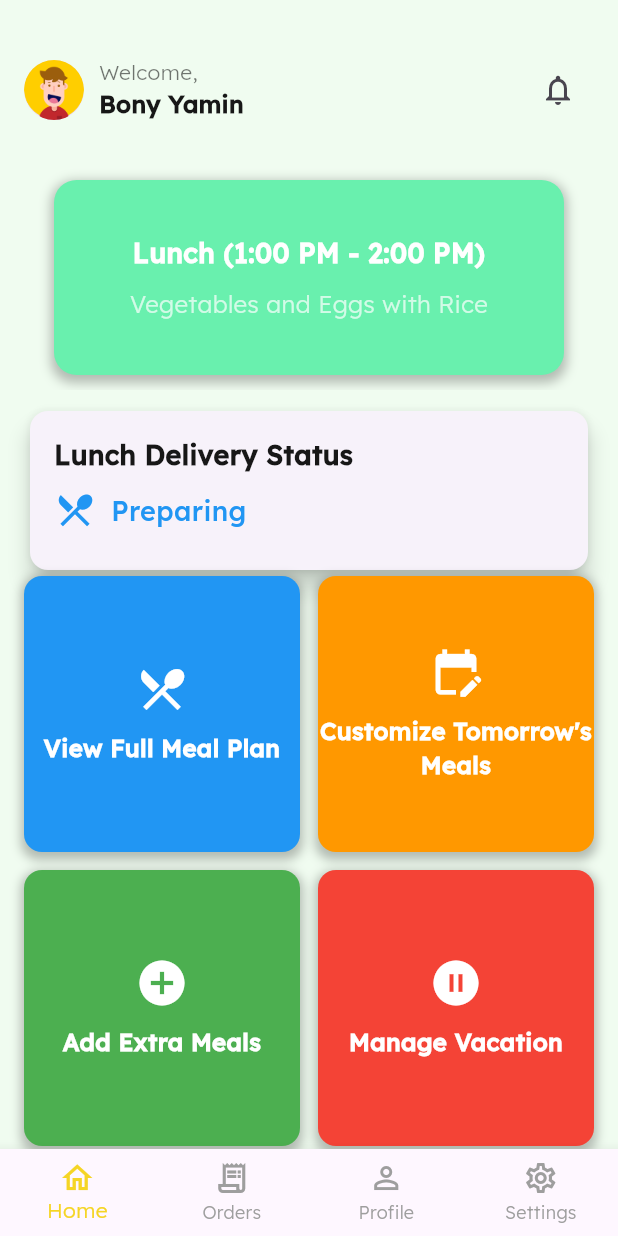
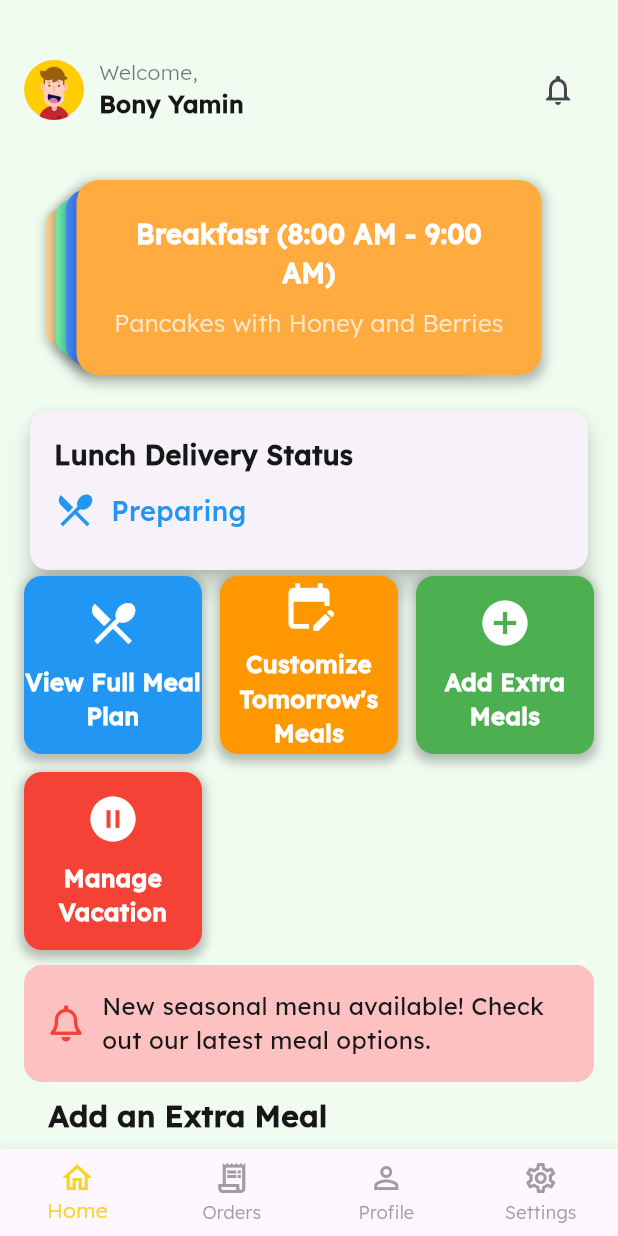
Before and after one commit to bonyyamin/bachmeal, a Flutter app: the HomeScreen screen opened directly, on a phone screen of 412 x 824 dp. Run offline on Flutter 3.47's test engine with Material 3 defaults, Android fonts, the phone set to English and light mode, and no system bars; drawn by our look-alikes of card_swiper; our stand-ins replace carousel_slider, flutter_bloc, font_awesome_flutter, table_calendar.

Commit message:
second commit

```diff
--- a/lib/blocs/widgets/buttons/grid_quick_actions.dart
+++ b/lib/blocs/widgets/buttons/grid_quick_actions.dart
@@ -6,7 +6,7 @@ class QuickActions extends StatelessWidget {
   @override
   Widget build(BuildContext context) {
     return GridView.count(
-      crossAxisCount: 2,
+      crossAxisCount: 3,
       crossAxisSpacing: 12,
       mainAxisSpacing: 12,
       shrinkWrap: true,
--- /dev/null
+++ b/lib/blocs/widgets/cards/meal_card_swiper.dart
@@ -0,0 +1,95 @@
+import 'package:flutter/material.dart';
+import 'package:card_swiper/card_swiper.dart';
+
+class MealCardSwiper extends StatelessWidget {
+  const MealCardSwiper({Key? key}) : super(key: key);
+
+  final List<Map<String, dynamic>> meals = const [
+    {
+      'title': 'Breakfast (8:00 AM - 9:00 AM)',
+      'details': 'Pancakes with Honey and Berries',
+      'color': Colors.orangeAccent,
+    },
+    {
+      'title': 'Lunch (1:00 PM - 2:00 PM)',
+      'details': 'Vegetables and Eggs with Rice',
+      'color': Colors.greenAccent,
+    },
+    {
+      'title': 'Dinner (7:00 PM - 8:00 PM)',
+      'details': 'Grilled Chicken with Steamed Broccoli',
+      'color': Colors.blueAccent,
+    },
+  ];
+
+  @override
+  Widget build(BuildContext context) {
+    return SizedBox(
+      height: 150,
+      child: Swiper(
+        itemBuilder: (BuildContext context, int index) {
+          return _buildMealCard(
+            title: meals[index]['title']!,
+            details: meals[index]['details']!,
+            color: meals[index]['color']!,
+          );
+        },
+        itemCount: meals.length,
+        autoplay: true,
+        autoplayDelay: 3000,
+        loop: true,
+        itemWidth: 350,
+        layout: SwiperLayout.STACK,
+      ),
+    );
+  }
+
+  Widget _buildMealCard({
+    required String title,
+    required String details,
+    required Color color,
+  }) {
+    return Container(
+      width: 360,
+      margin: const EdgeInsets.symmetric(horizontal: 20, vertical: 10),
+      decoration: BoxDecoration(
+        color: color,
+        borderRadius: BorderRadius.circular(15),
+        boxShadow: const [
+          BoxShadow(
+            color: Colors.black26,
+            blurRadius: 6,
+            spreadRadius: 2,
+            offset: Offset(0, 3),
+          )
+        ],
+      ),
+      child: Padding(
+        padding: const EdgeInsets.all(20),
+        child: Column(
+          mainAxisAlignment: MainAxisAlignment.center,
+          children: [
+            Text(
+              title,
+              style: const TextStyle(
+                fontSize: 18,
+                fontWeight: FontWeight.bold,
+                color: Colors.white,
+              ),
+              textAlign: TextAlign.center,
+            ),
+            const SizedBox(height: 10),
+            Text(
+              details,
+              style: const TextStyle(
+                fontSize: 16,
+                color: Colors.white70,
+              ),
+              textAlign: TextAlign.center,
+            ),
+          ],
+        ),
+      ),
+    );
+  }
+}
--- a/lib/screens/home/home_screen.dart
+++ b/lib/screens/home/home_screen.dart
@@ -1,7 +1,7 @@
 import 'package:bachmeal/blocs/widgets/buttons/grid_quick_actions.dart';
 import 'package:bachmeal/blocs/widgets/buttons/quick_action_button.dart';
 import 'package:bachmeal/blocs/widgets/cards/delivery_status_card.dart';
-import 'package:bachmeal/blocs/widgets/cards/meal_card_carousel.dart';
+import 'package:bachmeal/blocs/widgets/cards/meal_card_swiper.dart';
 import 'package:bachmeal/blocs/widgets/cards/promotions1.dart';
 import 'package:bachmeal/blocs/widgets/cards/promotions2.dart';
 import 'package:bachmeal/core/theme.dart';
@@ -27,7 +27,7 @@ class _HomeScreenState extends State<HomeScreen> {
   final List<Widget> _screens = [
     const HomeContent(), // Changed from HomeScreen to HomeContent
     OrderHistoryScreen(),
-    const ProfileScreen(),
+    ProfileScreen(),
     const SettingsScreen(),
   ];
 
@@ -83,8 +83,9 @@ class HomeContent extends StatelessWidget {
         crossAxisAlignment: CrossAxisAlignment.start,
         children: [
           _buildUserAvatar(),
+          //const MealCardCarousel(),
           const SizedBox(height: 10),
-          const MealCardCarousel(),
+          const MealCardSwiper(),
           //_buildSubscriptionStatus(context),
           const SizedBox(height: 10),
           DeliveryStatusCard(
--- a/pubspec.yaml
+++ b/pubspec.yaml
@@ -39,6 +39,9 @@ dependencies:
   table_calendar: ^3.2.0
   flutter_bloc: ^9.0.0
   carousel_slider: ^5.0.0
+  card_swiper: ^3.0.1
+  google_nav_bar: ^5.0.7
+  line_icons: ^2.0.3
 
 dev_dependencies:
   flutter_test:
```
Also changed, not shown: lib/screens/profile/profile_screen.dart (+72 -9 lines), pubspec.lock.
